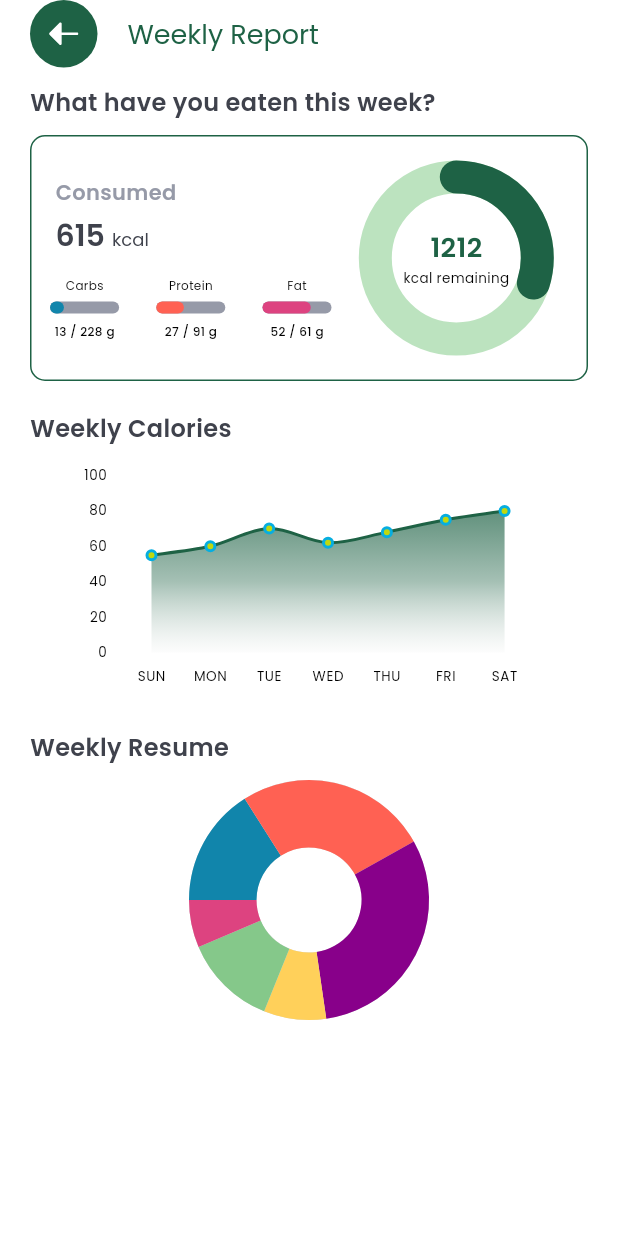
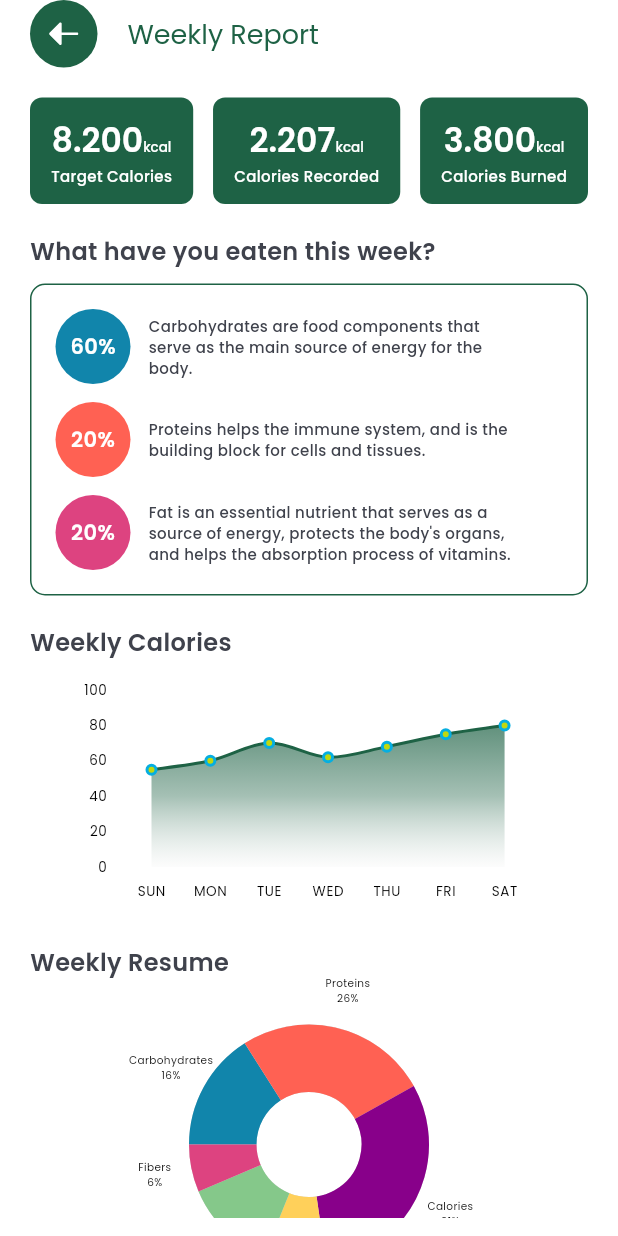
Before and after one commit to NutriCall/NutriCall-App, a Flutter app: the WeeklyReportPage screen opened by its route, on a phone screen of 412 x 824 dp. Run offline on Flutter 3.47's test engine with Material 3 defaults, Android fonts, the phone set to English and light mode, and no system bars; drawn by our look-alikes of percent_indicator; our stand-ins replace flutter_dotenv, flutter_riverpod, flutter_svg, gap, go_router, google_fonts and 6 more; generated files the repository leaves out were written again.

Commit message:
implement weekly report page

```diff
--- a/lib/features/weekly_report/pages/weekly_report_page.dart
+++ b/lib/features/weekly_report/pages/weekly_report_page.dart
@@ -3,10 +3,10 @@ import 'package:gap/gap.dart';
 import 'package:go_router/go_router.dart';
 import 'package:google_fonts/google_fonts.dart';
 import 'package:hooks_riverpod/hooks_riverpod.dart';
-import 'package:nutri_call_app/features/progress/widget/circular_percent_widget.dart';
-import 'package:nutri_call_app/features/progress/widget/line_percent_widget.dart';
 import 'package:nutri_call_app/features/weekly_report/widget/area_chart_weekly_widget.dart';
+import 'package:nutri_call_app/features/weekly_report/widget/calories_info_widget.dart';
 import 'package:nutri_call_app/features/weekly_report/widget/circular_percent_weekly_widget.dart';
+import 'package:nutri_call_app/features/weekly_report/widget/nutrition_info_widget.dart';
 import 'package:nutri_call_app/helpers/widget/custom_app_bar.dart';
 import 'package:nutri_call_app/utils/app_color.dart';
 
@@ -38,6 +38,25 @@ class WeeklyReportPage extends HookConsumerWidget {
             child: Column(
               crossAxisAlignment: CrossAxisAlignment.start,
               children: [
+                const Gap(8),
+                const Row(
+                  mainAxisAlignment: MainAxisAlignment.spaceBetween,
+                  children: [
+                    CaloriesInfoWidget(
+                      calories: "8.200",
+                      description: "Target Calories"
+                    ),
+                    CaloriesInfoWidget(
+                      calories: "2.207",
+                      description: "Calories Recorded"
+                    ),
+                    CaloriesInfoWidget(
+                      calories: "3.800",
+                      description: "Calories Burned"
+                    )
+                  ],
+                ),
+                const Gap(20),
                 Text(
                   'What have you eaten this week?',
                   style: GoogleFonts.poppins(
@@ -49,7 +68,7 @@ class WeeklyReportPage extends HookConsumerWidget {
                 const Gap(10),
                 Container(
                   width: double.infinity,
-                  padding: const EdgeInsets.fromLTRB(0, 16, 16, 16),
+                  padding: const EdgeInsets.fromLTRB(16, 16, 16, 16),
                   decoration: BoxDecoration(
                     borderRadius: BorderRadius.circular(10),
                     border: Border.all(
@@ -57,96 +76,27 @@ class WeeklyReportPage extends HookConsumerWidget {
                       width: 1,
                     ),
                   ),
-                  child:Row(
-                    children: [
-                      Expanded(
-                        flex: 3,
-                        child: Column(
-                          crossAxisAlignment: CrossAxisAlignment.start,
-                          children: [
-                            Padding(
-                              padding: const EdgeInsets.only(left: 16),
-                              child: Column(
-                                crossAxisAlignment: CrossAxisAlignment.start,
-                                children: [
-                                  Text(
-                                    'Consumed',
-                                    style: GoogleFonts.poppins(
-                                      color: AppColor.lightBlack,
-                                      fontSize: 14,
-                                      fontWeight: FontWeight.w600,
-                                    ),
-                                  ),
-                                  const Gap(4),
-                                  RichText(
-                                    text: TextSpan(
-                                      style: GoogleFonts.poppins(
-                                        color: AppColor.semiBlack,
-                                      ),
-                                      children: [
-                                        TextSpan(
-                                          text: '615 ',
-                                          style: GoogleFonts.poppins(
-                                              fontWeight: FontWeight.w600, fontSize: 20),
-                                        ),
-                                        TextSpan(
-                                          text: 'kcal',
-                                          style: GoogleFonts.poppins(
-                                              fontWeight: FontWeight.w400, fontSize: 12),
-                                        ),
-                                      ],
-                                    ),
-                                  ),
-                                ],
-                              ),
-                            ),
-                            const Gap(12),
-                            const Row(
-                              children: [
-                                Expanded(
-                                  flex: 1,
-                                  child: LinePercentWidget(
-                                    title: 'Carbs',
-                                    percent: 0.2,
-                                    progressColor: AppColor.blue,
-                                    valueText: '13 / 228 g',
-                                  ),
-                                ),
-                                Expanded(
-                                  flex: 1,
-                                  child: LinePercentWidget(
-                                    title: 'Protein',
-                                    percent: 0.4,
-                                    progressColor: AppColor.orange,
-                                    valueText: '27 / 91 g',
-                                  ),
-                                ),
-                                Expanded(
-                                  flex: 1,
-                                  child: LinePercentWidget(
-                                    title: 'Fat',
-                                    percent: 0.7,
-                                    progressColor: AppColor.pink,
-                                    valueText: '52 / 61 g',
-                                  ),
-                                ),
-                              ],
-                            )
-                          ],
+                  child: const Column(
+                      children: [
+                        NutritionInfoWidget(
+                          color: AppColor.blue,
+                          percentage: "60%",
+                          description: "Carbohydrates are food components that serve as the main source of energy for the body."
                         ),
-                      ),
-                      const Expanded(
-                        flex: 2,
-                        child: CircularPercentWidget(
-                          percent: 0.3,
-                          progressColor: AppColor.darkGreen,
-                          backgroundColor: AppColor.disabledGreen,
-                          value1: '1212',
-                          value2: 'kcal remaining',
+                        Gap(12),
+                        NutritionInfoWidget(
+                          color: AppColor.orange,
+                          percentage: "20%",
+                          description: "Proteins helps the immune system, and is the building block for cells and tissues."
                         ),
-                      ),
-                    ],
-                  ),
+                        Gap(12),
+                        NutritionInfoWidget(
+                          color: AppColor.pink,
+                          percentage: "20%",
+                          description: "Fat is an essential nutrient that serves as a source of energy, protects the body's organs, and helps the absorption process of vitamins."
+                        )
+                      ],
+                    ),
                 ),
                 const Gap(20),
                 Text(
@@ -168,14 +118,22 @@ class WeeklyReportPage extends HookConsumerWidget {
                     fontWeight: FontWeight.w600,
                   ),
                 ),
-                const Gap(10),
+                const Gap(30),
                 Center(
                   child: CircularPercentWeelyWidget(
                     percentages: const [0.16, 0.259, 0.308, 0.084, 0.125, 0.064],
                     progressColors: const [AppColor.blue, AppColor.orange, AppColor.purple, AppColor.yellow, AppColor.lightGreen, AppColor.pink],
                     backgroundColor: Colors.grey[300]!,
+                    labels: const [
+                      "Carbohydrates",
+                      "Proteins",
+                      "Calories",
+                      "Fats",
+                      "Vitamins",
+                      "Fibers",],
                   ),
                 ),
+                const Gap(100),
               ],
             ),
           ),
--- /dev/null
+++ b/lib/features/weekly_report/widget/calories_info_widget.dart
@@ -0,0 +1,62 @@
+import 'package:flutter/material.dart';
+import 'package:google_fonts/google_fonts.dart';
+import 'package:nutri_call_app/utils/app_color.dart';
+
+class CaloriesInfoWidget extends StatelessWidget {
+  final String calories;
+  final String description;
+
+  const CaloriesInfoWidget({
+    super.key,
+    required this.calories,
+    required this.description,
+  });
+
+  @override
+  Widget build(BuildContext context) {
+    return Container(
+      padding: const EdgeInsets.fromLTRB(14, 12, 14, 12),
+      decoration: BoxDecoration(
+        borderRadius: BorderRadius.circular(8),
+        color: AppColor.darkGreen,
+      ),
+      child: Center(
+        child: Column(
+          mainAxisSize: MainAxisSize.min,
+          children: [
+            RichText(
+              text: TextSpan(
+                children: [
+                  TextSpan(
+                    text: calories,
+                    style: GoogleFonts.poppins(
+                      color: Colors.white,
+                      fontSize: 22,
+                      fontWeight: FontWeight.w600,
+                    ),
+                  ),
+                  TextSpan(
+                    text: 'kcal',
+                    style: GoogleFonts.poppins(
+                      color: Colors.white,
+                      fontSize: 9,
+                      fontWeight: FontWeight.w500,
+                    ),
+                  ),
+                ],
+              ),
+            ),
+            Text(
+              description,
+              style: GoogleFonts.poppins(
+                color: Colors.white,
+                fontSize: 10,
+                fontWeight: FontWeight.w500,
+              ),
+            )
+          ],
+        ),
+      ),
+    );
+  }
+}
--- a/lib/features/weekly_report/widget/circular_percent_weekly_widget.dart
+++ b/lib/features/weekly_report/widget/circular_percent_weekly_widget.dart
@@ -1,4 +1,7 @@
+import 'dart:math';
+
 import 'package:flutter/material.dart';
+import 'package:google_fonts/google_fonts.dart';
 import 'package:hooks_riverpod/hooks_riverpod.dart';
 import 'package:percent_indicator/circular_percent_indicator.dart';
 
@@ -6,12 +9,14 @@ class CircularPercentWeelyWidget extends HookConsumerWidget {
   final List<double> percentages;
   final List<Color> progressColors;
   final Color backgroundColor;
+  final List<String> labels;
 
   const CircularPercentWeelyWidget({
     super.key,
     required this.percentages,
     required this.progressColors,
     required this.backgroundColor,
+    required this.labels,
   });
 
   @override
@@ -28,6 +33,7 @@ class CircularPercentWeelyWidget extends HookConsumerWidget {
         ),
 
         ..._buildSegmentedProgress(),
+        ..._buildLabels(),
       ],
     );
   }
@@ -58,4 +64,49 @@ class CircularPercentWeelyWidget extends HookConsumerWidget {
 
     return progressSegments;
   }
+
+  List<Widget> _buildLabels() {
+    List<Widget> labelWidgets = [];
+    double startAngle = -180.0;
+    double radius = 105.0;
+
+    for (int i = 0; i < percentages.length; i++) {
+      double midAngle = startAngle + (percentages[i] * 180);
+      double radian = (midAngle * pi) / 180;
+
+      double x = cos(radian) * radius;
+      double y = sin(radian) * radius;
+
+      labelWidgets.add(
+        Transform.translate(
+          offset: Offset(x, y),
+          child: Column(
+            mainAxisSize: MainAxisSize.min,
+            children: [
+              Text(
+                labels[i],
+                style:  GoogleFonts.poppins(
+                  color: Colors.black,
+                  fontSize: 7,
+                  fontWeight: FontWeight.w400,
+                ),
+              ),
+              Text(
+                "${(percentages[i] * 100).toStringAsFixed(0)}%",
+                style:  GoogleFonts.poppins(
+                  color: Colors.black,
+                  fontSize: 7,
+                  fontWeight: FontWeight.w400,
+                ),
+              ),
+            ],
+          ),
+        ),
+      );
+
+      startAngle += percentages[i] * 360;
+    }
+
+    return labelWidgets;
+  }
 }
--- /dev/null
+++ b/lib/features/weekly_report/widget/nutrition_info_widget.dart
@@ -0,0 +1,57 @@
+import 'package:flutter/material.dart';
+import 'package:google_fonts/google_fonts.dart';
+import 'package:gap/gap.dart';
+import 'package:nutri_call_app/utils/app_color.dart';
+
+class NutritionInfoWidget extends StatelessWidget {
+  final Color color;
+  final String percentage;
+  final String description;
+
+  const NutritionInfoWidget({
+    super.key,
+    required this.color,
+    required this.percentage,
+    required this.description,
+  });
+
+  @override
+  Widget build(BuildContext context) {
+    return Row(
+      mainAxisAlignment: MainAxisAlignment.start,
+      crossAxisAlignment: CrossAxisAlignment.center,
+      children: [
+        Container(
+          width: 50,
+          height: 50,
+          decoration: BoxDecoration(
+            color: color,
+            shape: BoxShape.circle,
+          ),
+          child: Center(
+            child: Text(
+              percentage,
+              style: GoogleFonts.poppins(
+                color: Colors.white,
+                fontSize: 14,
+                fontWeight: FontWeight.w600,
+              ),
+            ),
+          ),
+        ),
+        const Gap(12),
+        SizedBox(
+          width: 250,
+          child: Text(
+            description,
+            style: GoogleFonts.poppins(
+              color: AppColor.semiBlack,
+              fontSize: 10,
+              fontWeight: FontWeight.w500,
+            ),
+          ),
+        ),
+      ],
+    );
+  }
+}
```
